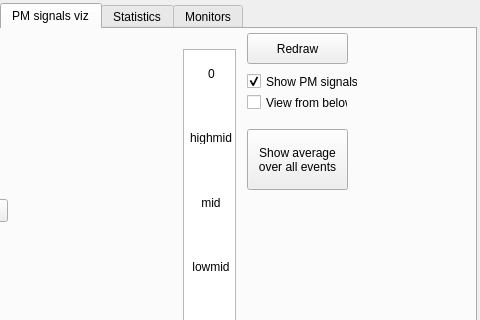
Old version of the form src/gui/outputwindow.ui in the repository andrmor/ANTS2; both pictures show x 152 to 632 and y 0 to 320 of the 632 by 514 pixel window.
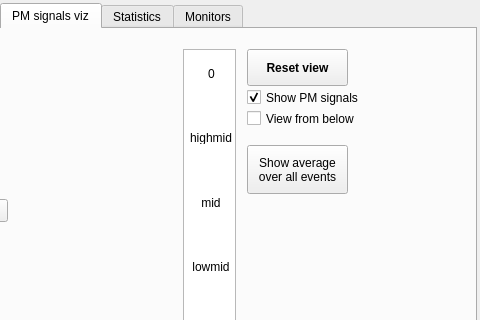
New version of the form.

```diff
--- a/src/gui/outputwindow.ui
+++ b/src/gui/outputwindow.ui
@@ -536,8 +536,8 @@
          <property name="geometry">
           <rect>
            <x>10</x>
-           <y>65</y>
-           <width>101</width>
+           <y>81</y>
+           <width>110</width>
            <height>17</height>
           </rect>
          </property>
@@ -549,21 +549,27 @@
          <property name="geometry">
           <rect>
            <x>10</x>
-           <y>4</y>
+           <y>20</y>
            <width>101</width>
-           <height>31</height>
+           <height>37</height>
           </rect>
          </property>
+         <property name="font">
+          <font>
+           <weight>75</weight>
+           <bold>true</bold>
+          </font>
+         </property>
          <property name="text">
-          <string>Redraw</string>
+          <string>Reset view</string>
          </property>
         </widget>
         <widget class="QCheckBox" name="cbShowPMsignals">
          <property name="geometry">
           <rect>
            <x>10</x>
-           <y>44</y>
-           <width>111</width>
+           <y>60</y>
+           <width>120</width>
            <height>17</height>
           </rect>
          </property>
@@ -578,9 +584,9 @@
          <property name="geometry">
           <rect>
            <x>10</x>
-           <y>100</y>
+           <y>116</y>
            <width>101</width>
-           <height>61</height>
+           <height>49</height>
           </rect>
          </property>
          <property name="text">
```
